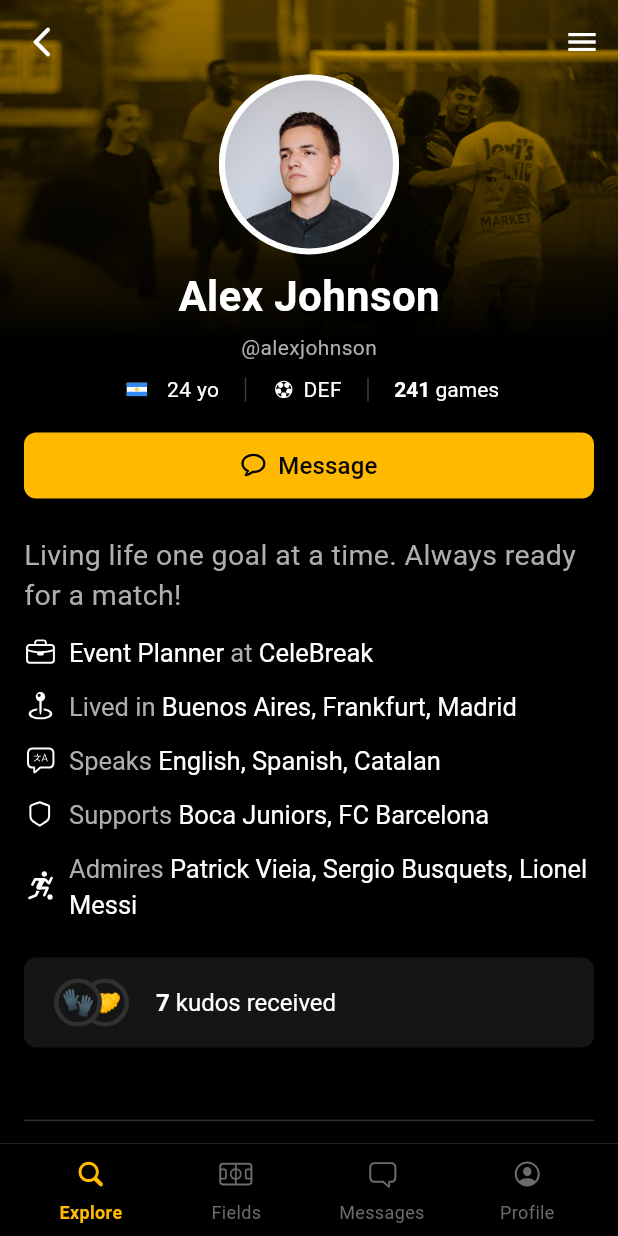
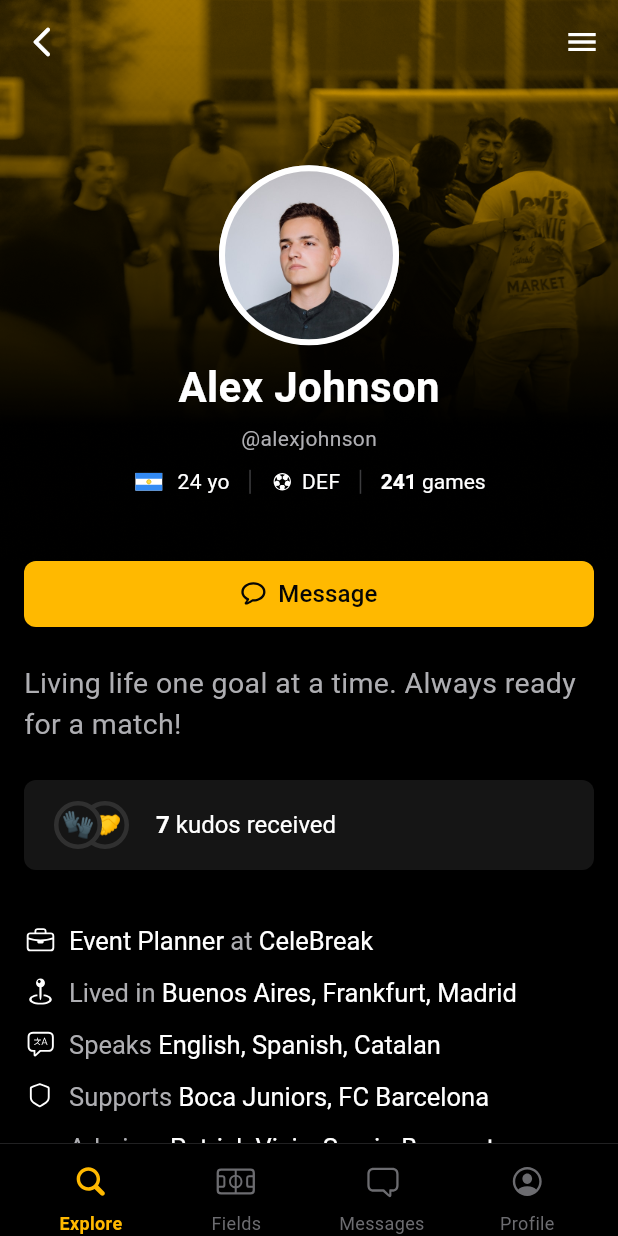
Before and after one commit to Dukes08/celebrake, a Flutter app: the screen it shows after launch, on a phone screen of 412 x 824 dp. Run offline on Flutter 3.47's test engine with Material 3 defaults, Android fonts, the phone set to English and light mode, and no system bars; our stand-ins replace flutter_svg.

Commit message:
fix: correct element sizing and positioning

```diff
--- a/lib/presentation/home/views/home_page_view.dart
+++ b/lib/presentation/home/views/home_page_view.dart
@@ -51,13 +51,26 @@ class HomePageView extends StatelessWidget {
             const SizedBox(height: 24),
             Padding(
               padding: const EdgeInsets.symmetric(horizontal: 16.0),
-              child: About(),
+              child: Text(
+                'Living life one goal at a time. Always ready for a match!',
+                style: TextStyle(
+                  color: Color(0xFFAEAEB2),
+                  fontSize: 19,
+                  fontWeight: FontWeight.w400,
+                ),
+              ),
             ),
             SizedBox(height: 24),
             Padding(
               padding: const EdgeInsets.symmetric(horizontal: 16.0),
               child: KudosCard(),
             ),
+            const SizedBox(height: 24),
+            Padding(
+              padding: const EdgeInsets.symmetric(horizontal: 16.0),
+              child: About(),
+            ),
+
             SizedBox(height: 24),
             MainSectionsDivider(),
             Padding(
--- a/lib/presentation/home/widgets/about_section/about.dart
+++ b/lib/presentation/home/widgets/about_section/about.dart
@@ -7,16 +7,6 @@ class About extends StatelessWidget {
   @override
   Widget build(BuildContext context) {
     return Column(
-      children: [
-        Text(
-          'Living life one goal at a time. Always ready for a match!',
-          style: TextStyle(
-            color: Color(0xFFAEAEB2),
-            fontSize: 19,
-            fontWeight: FontWeight.w400,
-          ),
-        ),
-        Column(
       crossAxisAlignment: CrossAxisAlignment.start,
       mainAxisAlignment: MainAxisAlignment.center,
       children: const [
@@ -50,8 +40,6 @@ class About extends StatelessWidget {
           afterGrey: 'Patrick Vieia, Sergio Busquets, Lionel Messi',
         ),
       ],
-        ),
-      ],
     );
   }
 }
--- a/lib/presentation/home/widgets/about_section/about_text.dart
+++ b/lib/presentation/home/widgets/about_section/about_text.dart
@@ -21,15 +21,17 @@ class AboutText extends StatelessWidget {
     const Color white = Colors.white;
 
     return Padding(
-      padding: const EdgeInsets.only(top: 12),
+      padding: const EdgeInsets.only(top: 10.5),
+      child: SizedBox(
         child: Row(
           crossAxisAlignment: CrossAxisAlignment.center,
           mainAxisAlignment: MainAxisAlignment.start,
           children: [
-          SvgPicture.asset(icon!, color: white),
+            SvgPicture.asset(icon!, color: white, width: 22, height: 22),
 
             const SizedBox(width: 8),
-          Expanded(
+            SizedBox(
+              width: 331,
               child: RichText(
                 text: TextSpan(
                   style: const TextStyle(fontSize: 17, height: 1.4),
@@ -52,6 +54,7 @@ class AboutText extends StatelessWidget {
             ),
           ],
         ),
+      ),
     );
   }
 }
--- a/lib/presentation/home/widgets/bottombar/custom_bottombar.dart
+++ b/lib/presentation/home/widgets/bottombar/custom_bottombar.dart
@@ -23,6 +23,8 @@ class CustomBottombar extends StatelessWidget {
           border: Border(top: BorderSide(color: Color(0xFF2C2C2E), width: 0.5)),
         ),
         child: IgnorePointer(
+          child: Padding(
+            padding: const EdgeInsets.only(top: 10.0),
             child: Row(
               children: List.generate(items.length, (i) {
                 final selected = i == activeIndex;
@@ -35,14 +37,14 @@ class CustomBottombar extends StatelessWidget {
                       if (item.iconPath != null)
                         SvgPicture.asset(
                           item.iconPath!,
-                        width: 26,
-                        height: 26,
+                          width: 30,
+                          height: 30,
                           color: selected ? active : inactive,
                         )
                       else
                         Icon(
                           item.iconData,
-                        size: 26,
+                          size: 30,
                           color: selected ? active : inactive,
                         ),
                       const SizedBox(height: 4),
@@ -63,6 +65,7 @@ class CustomBottombar extends StatelessWidget {
             ),
           ),
         ),
+      ),
     );
   }
 }
--- a/lib/presentation/home/widgets/interest_section/interest_wrap.dart
+++ b/lib/presentation/home/widgets/interest_section/interest_wrap.dart
@@ -33,7 +33,16 @@ class _InterestsWrapState extends State<InterestsWrap> {
           children: [
             ...visible.map((txt) => InterestContainer(label: txt)),
             if (!_expanded && needsToggle)
-              InterestContainer(label: '+$hiddenCount'),
+              Padding(
+                padding: const EdgeInsets.symmetric(
+                  vertical: 8.0,
+                  horizontal: 4,
+                ),
+                child: Text(
+                  '+$hiddenCount',
+                  style: const TextStyle(color: Colors.white, fontSize: 14),
+                ),
+              ),
           ],
         ),
 
--- a/lib/presentation/home/widgets/profile_section/header.dart
+++ b/lib/presentation/home/widgets/profile_section/header.dart
@@ -9,7 +9,7 @@ class Header extends StatelessWidget {
     final double headerHeight = MediaQuery.of(context).size.height * 0.35;
 
     return SizedBox(
-      height: headerHeight,
+      height: 374,
       child: Stack(
         fit: StackFit.expand,
         children: [
--- a/lib/presentation/home/widgets/profile_section/profile_stats.dart
+++ b/lib/presentation/home/widgets/profile_section/profile_stats.dart
@@ -21,8 +21,8 @@ class ProfileStats extends StatelessWidget {
       children: [
         SvgPicture.asset(
           'lib/config/assets/flag_container.svg',
-          width: 24,
-          height: 16,
+          width: 22,
+          height: 22,
           fit: BoxFit.contain,
         ),
         const SizedBox(width: 8),
@@ -32,11 +32,11 @@ class ProfileStats extends StatelessWidget {
           style: TextStyle(color: Colors.white, fontSize: 14),
         ),
 
-        SizedBox(width: 5),
+        SizedBox(width: 1),
 
         divider(),
 
-        SizedBox(width: 5),
+        SizedBox(width: 1),
 
         SvgPicture.asset(
           'lib/config/assets/futbol_icon.svg',
@@ -47,11 +47,11 @@ class ProfileStats extends StatelessWidget {
         SizedBox(width: 5),
         const Text('DEF', style: TextStyle(color: Colors.white, fontSize: 14)),
 
-        SizedBox(width: 5),
+        SizedBox(width: 1),
 
         divider(),
 
-        SizedBox(width: 5),
+        SizedBox(width: 1),
 
         RichText(
           text: const TextSpan(
```
Lines whose indentation alone changed are shown as unchanged.
